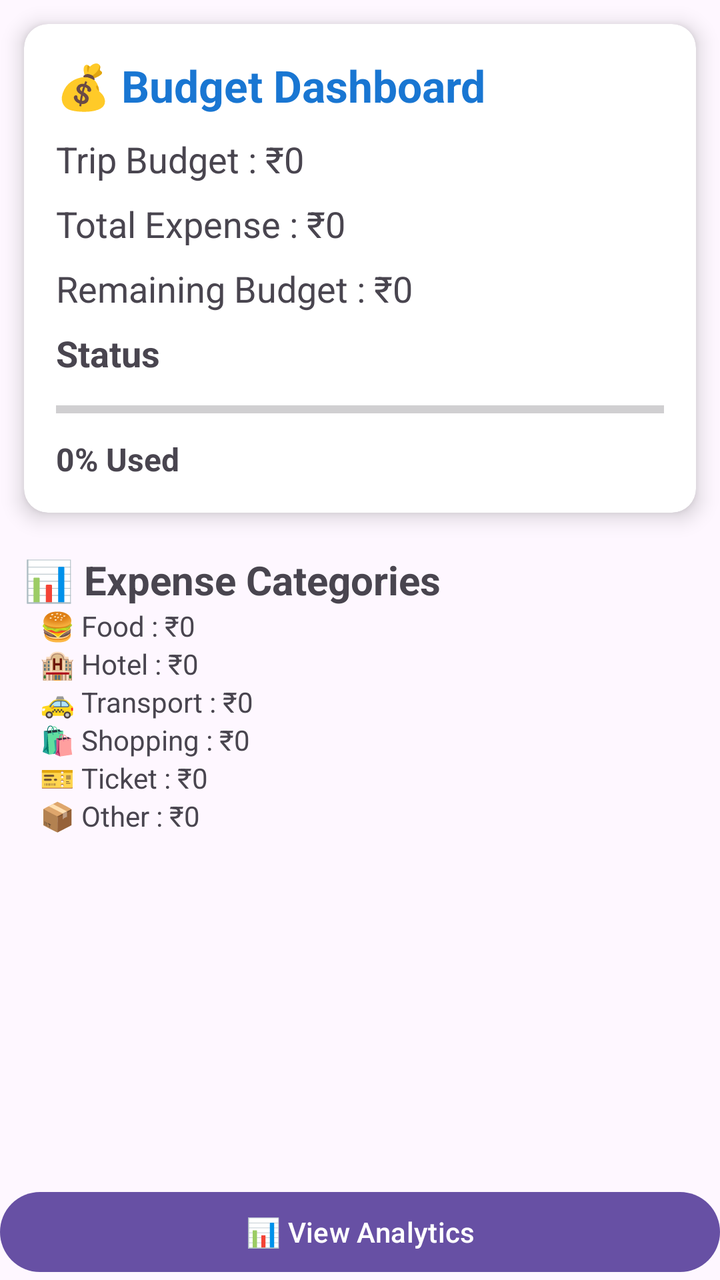
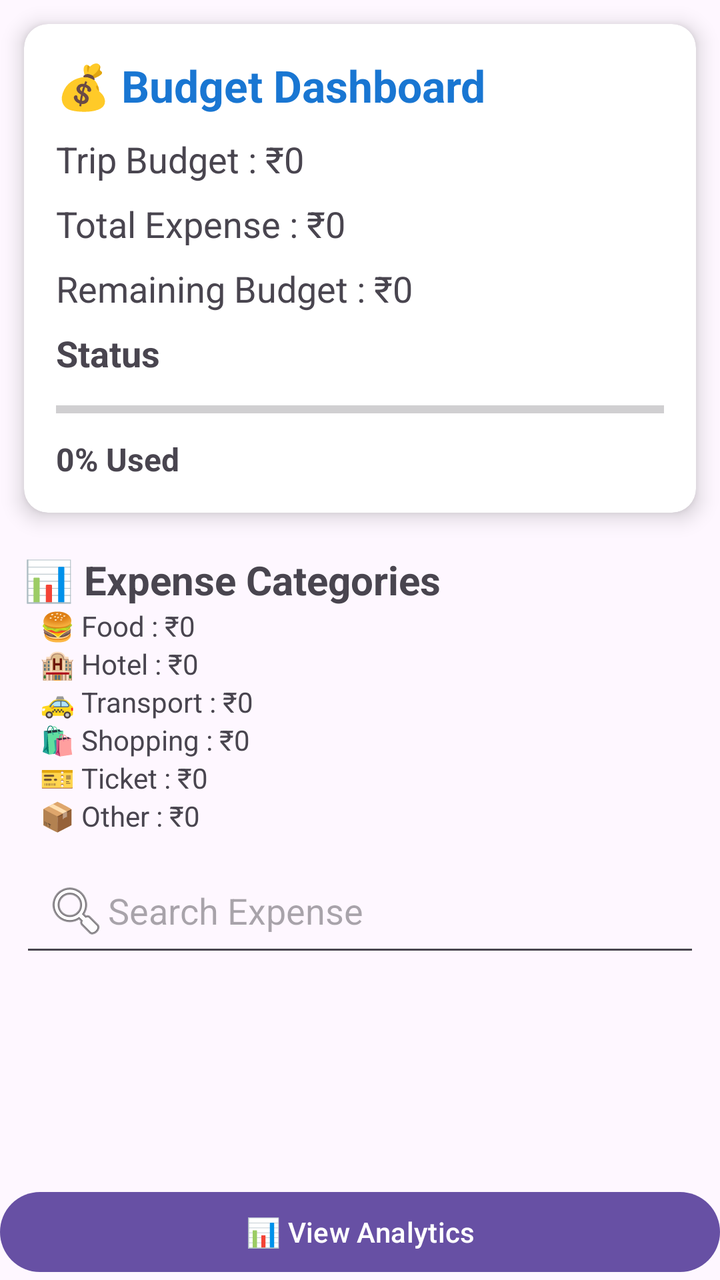

Compare the two renders of this Android layout. The source of the first and the diff that turns it into the second are given below.
<!-- AndroidManifest.xml: application theme Theme.AITravelPlanner -->
<!-- res/layout/activity_expense_history.xml -->
<?xml version="1.0" encoding="utf-8"?>
<LinearLayout
    xmlns:android="http://schemas.android.com/apk/res/android"
    xmlns:app="http://schemas.android.com/apk/res-auto"
    android:layout_width="match_parent"
    android:layout_height="match_parent"
    android:orientation="vertical">

    <androidx.cardview.widget.CardView
        android:layout_width="match_parent"
        android:layout_height="wrap_content"
        android:layout_margin="12dp"
        app:cardCornerRadius="12dp"
        app:cardElevation="6dp">

        <LinearLayout
            android:layout_width="match_parent"
            android:layout_height="wrap_content"
            android:orientation="vertical"
            android:padding="16dp">

            <TextView
                android:layout_width="wrap_content"
                android:layout_height="wrap_content"
                android:text="💰 Budget Dashboard"
                android:textStyle="bold"
                android:textSize="22sp"
                android:textColor="#1976D2"/>

            <TextView
                android:id="@+id/tvBudget"
                android:layout_width="wrap_content"
                android:layout_height="wrap_content"
                android:text="Trip Budget : ₹0"
                android:textSize="18sp"
                android:layout_marginTop="10dp"/>

            <TextView
                android:id="@+id/tvTotalExpense"
                android:layout_width="wrap_content"
                android:layout_height="wrap_content"
                android:text="Total Expense : ₹0"
                android:textSize="18sp"
                android:layout_marginTop="8dp"/>

            <TextView
                android:id="@+id/tvRemainingBudget"
                android:layout_width="wrap_content"
                android:layout_height="wrap_content"
                android:text="Remaining Budget : ₹0"
                android:textSize="18sp"
                android:layout_marginTop="8dp"/>

            <TextView
                android:id="@+id/tvBudgetStatus"
                android:layout_width="wrap_content"
                android:layout_height="wrap_content"
                android:text="Status"
                android:textStyle="bold"
                android:textSize="18sp"
                android:layout_marginTop="8dp"/>

            <ProgressBar
                android:id="@+id/progressBudget"
                style="?android:attr/progressBarStyleHorizontal"
                android:layout_width="match_parent"
                android:layout_height="12dp"
                android:max="100"
                android:layout_marginTop="10dp"/>

            <TextView
                android:id="@+id/tvProgress"
                android:layout_width="wrap_content"
                android:layout_height="wrap_content"
                android:text="0% Used"
                android:textStyle="bold"
                android:textSize="16sp"
                android:layout_marginTop="8dp"/>

        </LinearLayout>

    </androidx.cardview.widget.CardView>
    <TextView
        android:layout_width="wrap_content"
        android:layout_height="wrap_content"
        android:text="📊 Expense Categories"
        android:textStyle="bold"
        android:textSize="20sp"
        android:layout_marginStart="12dp"
        android:layout_marginTop="8dp"/>

    <TextView
        android:id="@+id/tvFood"
        android:layout_width="wrap_content"
        android:layout_height="wrap_content"
        android:text="🍔 Food : ₹0"
        android:layout_marginStart="20dp"/>

    <TextView
        android:id="@+id/tvHotel"
        android:layout_width="wrap_content"
        android:layout_height="wrap_content"
        android:text="🏨 Hotel : ₹0"
        android:layout_marginStart="20dp"/>

    <TextView
        android:id="@+id/tvTransport"
        android:layout_width="wrap_content"
        android:layout_height="wrap_content"
        android:text="🚕 Transport : ₹0"
        android:layout_marginStart="20dp"/>

    <TextView
        android:id="@+id/tvShopping"
        android:layout_width="wrap_content"
        android:layout_height="wrap_content"
        android:text="🛍 Shopping : ₹0"
        android:layout_marginStart="20dp"/>

    <TextView
        android:id="@+id/tvTicket"
        android:layout_width="wrap_content"
        android:layout_height="wrap_content"
        android:text="🎫 Ticket : ₹0"
        android:layout_marginStart="20dp"/>

    <TextView
        android:id="@+id/tvOther"
        android:layout_width="wrap_content"
        android:layout_height="wrap_content"
        android:text="📦 Other : ₹0"
        android:layout_marginStart="20dp"/>

    <androidx.recyclerview.widget.RecyclerView
        android:id="@+id/recyclerExpense"
        android:layout_width="match_parent"
        android:layout_height="0dp"
        android:layout_weight="1"
        android:padding="8dp"/>

    <Button
        android:id="@+id/btnAnalytics"
        android:layout_width="match_parent"
        android:layout_height="wrap_content"
        android:text="📊 View Analytics"/>

</LinearLayout>
<!-- resources referenced by this layout -->
<resources>
  <style name="Theme.AITravelPlanner" parent="Base.Theme.AITravelPlanner" />
  <style name="Base.Theme.AITravelPlanner" parent="Theme.Material3.DayNight.NoActionBar">
          
          
      </style>
</resources>

<!-- the commit's change to res/layout/activity_expense_history.xml (unified diff, before → after) -->
@@ -131,6 +131,15 @@
         android:text="📦 Other : ₹0"
         android:layout_marginStart="20dp"/>
 
+    <EditText
+        android:id="@+id/etSearchExpense"
+        android:layout_width="match_parent"
+        android:layout_height="wrap_content"
+        android:layout_margin="10dp"
+        android:hint="Search Expense"
+        android:drawableStart="@android:drawable/ic_menu_search"
+        android:padding="12dp"/>
+
     <androidx.recyclerview.widget.RecyclerView
         android:id="@+id/recyclerExpense"
         android:layout_width="match_parent"
